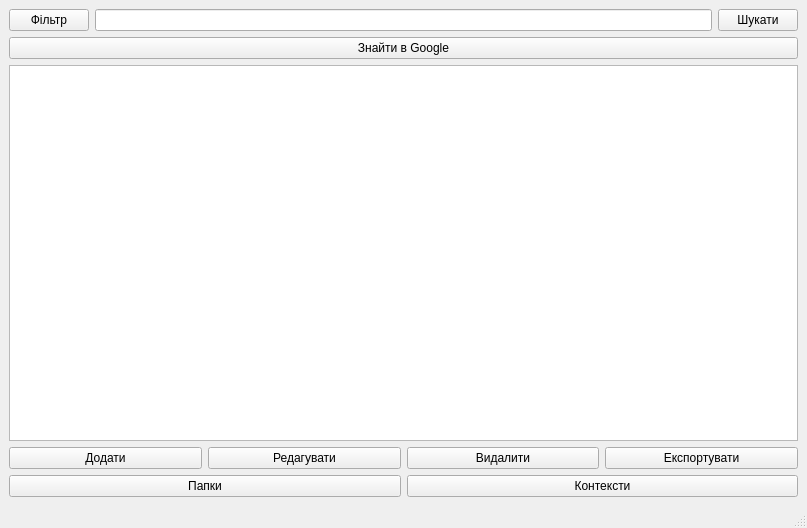
First picture: the form in OOP2Lab/mainwindow.ui, repository IvanAntonchuk/Lab.OOP2, before the edit.
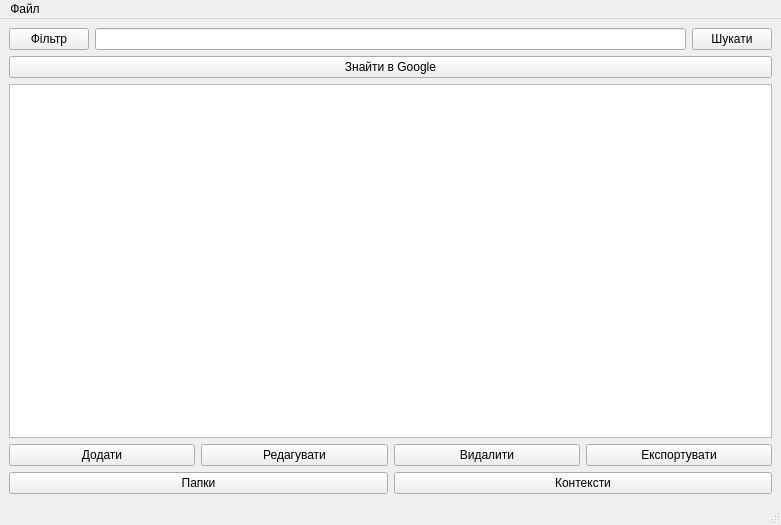
Second picture: the form after the edit.

Patch:
```diff
--- a/OOP2Lab/mainwindow.ui
+++ b/OOP2Lab/mainwindow.ui
@@ -6,8 +6,8 @@
    <rect>
     <x>0</x>
     <y>0</y>
-    <width>807</width>
-    <height>528</height>
+    <width>781</width>
+    <height>525</height>
    </rect>
   </property>
   <property name="windowTitle">
@@ -107,7 +107,7 @@
     <rect>
      <x>0</x>
      <y>0</y>
-     <width>807</width>
+     <width>781</width>
      <height>25</height>
     </rect>
    </property>
@@ -117,6 +117,13 @@
      <verstretch>0</verstretch>
     </sizepolicy>
    </property>
+   <widget class="QMenu" name="menu">
+    <property name="title">
+     <string>Файл</string>
+    </property>
+    <addaction name="actionSaveAs"/>
+   </widget>
+   <addaction name="menu"/>
   </widget>
   <widget class="QStatusBar" name="statusbar"/>
  </widget>
```
Left out of the diff: 5 changed lines with no effect on the pictures.
